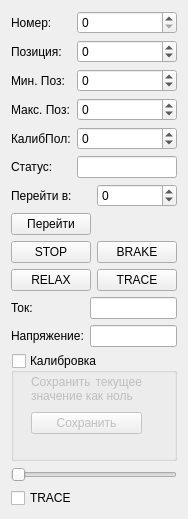
Qt form DriverControllerWidget.ui (AlexanderMokhov/AR-600Controller) before a commit.
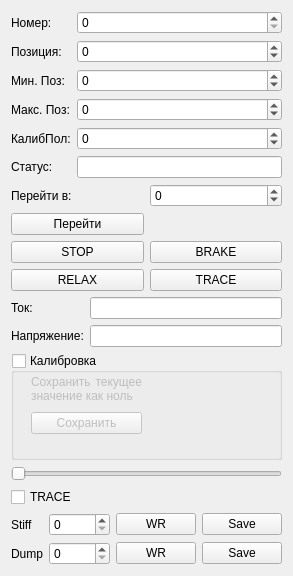
The same form after that commit.

The edit to the form file:
```diff
--- a/DriverControllerWidget.ui
+++ b/DriverControllerWidget.ui
@@ -7,14 +7,14 @@
     <x>0</x>
     <y>0</y>
     <width>188</width>
-    <height>519</height>
+    <height>576</height>
    </rect>
   </property>
   <property name="windowTitle">
    <string>Form</string>
   </property>
-  <layout class="QGridLayout" name="gridLayout_5">
-   <item row="0" column="0">
+  <layout class="QVBoxLayout" name="verticalLayout_4">
+   <item>
     <layout class="QGridLayout" name="gridLayout_2">
      <item row="0" column="0">
       <widget class="QLabel" name="label">
@@ -110,7 +110,7 @@
      </item>
     </layout>
    </item>
-   <item row="1" column="0">
+   <item>
     <layout class="QGridLayout" name="gridLayout_4">
      <item row="1" column="0">
       <widget class="QPushButton" name="ButtonPosSet">
@@ -138,13 +138,16 @@
      </item>
     </layout>
    </item>
-   <item row="2" column="0">
+   <item>
     <layout class="QGridLayout" name="gridLayout_3">
      <item row="0" column="0">
       <widget class="QPushButton" name="ButtonSTOP">
        <property name="text">
         <string>STOP</string>
        </property>
+       <property name="checkable">
+        <bool>true</bool>
+       </property>
       </widget>
      </item>
      <item row="0" column="1">
@@ -170,7 +173,7 @@
      </item>
     </layout>
    </item>
-   <item row="3" column="0">
+   <item>
     <layout class="QVBoxLayout" name="verticalLayout_2">
      <item>
       <layout class="QGridLayout" name="gridLayout">
@@ -260,7 +263,7 @@
      </item>
     </layout>
    </item>
-   <item row="4" column="0">
+   <item>
     <layout class="QVBoxLayout" name="verticalLayout_3">
      <item>
       <widget class="QSlider" name="SliderPosition">
@@ -278,6 +281,66 @@
      </item>
     </layout>
    </item>
+   <item>
+    <layout class="QGridLayout" name="gridLayout_5">
+     <item row="0" column="0">
+      <widget class="QLabel" name="label_11">
+       <property name="text">
+        <string>Stiff</string>
+       </property>
+      </widget>
+     </item>
+     <item row="0" column="1">
+      <widget class="QSpinBox" name="spinStiff">
+       <property name="maximum">
+        <number>1000</number>
+       </property>
+      </widget>
+     </item>
+     <item row="0" column="2">
+      <widget class="QPushButton" name="ButtonStiffWrite">
+       <property name="text">
+        <string>WR</string>
+       </property>
+      </widget>
+     </item>
+     <item row="0" column="3">
+      <widget class="QPushButton" name="ButtonStiffSave">
+       <property name="text">
+        <string>Save</string>
+       </property>
+      </widget>
+     </item>
+     <item row="1" column="0">
+      <widget class="QLabel" name="label_12">
+       <property name="text">
+        <string>Dump</string>
+       </property>
+      </widget>
+     </item>
+     <item row="1" column="1">
+      <widget class="QSpinBox" name="spinDump">
+       <property name="maximum">
+        <number>10000</number>
+       </property>
+      </widget>
+     </item>
+     <item row="1" column="2">
+      <widget class="QPushButton" name="ButtonDumpWrite">
+       <property name="text">
+        <string>WR</string>
+       </property>
+      </widget>
+     </item>
+     <item row="1" column="3">
+      <widget class="QPushButton" name="ButtonDumpSave">
+       <property name="text">
+        <string>Save</string>
+       </property>
+      </widget>
+     </item>
+    </layout>
+   </item>
   </layout>
  </widget>
  <resources/>
```
